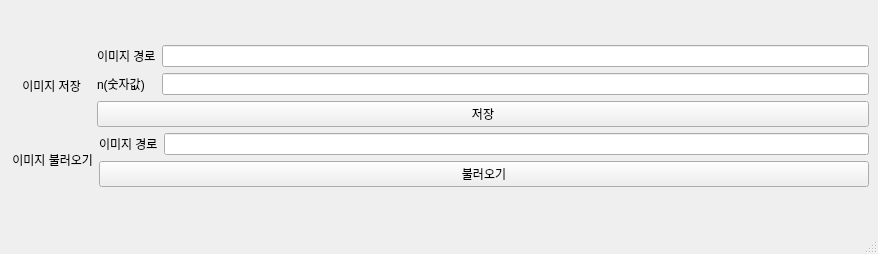
Old version of the form ui/mainform.ui in the repository flyahn06/clipboardImageManager.
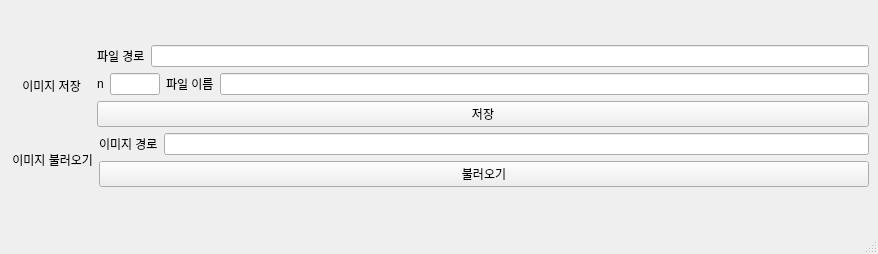
New version of the form.

Commit message:
디자인 마이너 수정
파일 이름을 입력받는 칸을 추가했습니다.

The edit to the form file:
```diff
--- a/ui/mainform.ui
+++ b/ui/mainform.ui
@@ -42,27 +42,52 @@
           </item>
           <item>
            <layout class="QVBoxLayout" name="verticalLayout_9">
+            <item>
+             <layout class="QVBoxLayout" name="verticalLayout">
+              <item>
+               <layout class="QGridLayout" name="gridLayout">
+                <item row="0" column="0">
+                 <widget class="QLabel" name="info_save_imagepath_lb">
+                  <property name="text">
+                   <string>파일 경로</string>
+                  </property>
+                 </widget>
+                </item>
+                <item row="0" column="1">
+                 <widget class="QLineEdit" name="save_imagepath_input"/>
+                </item>
+               </layout>
+              </item>
+             </layout>
+            </item>
             <item>
              <layout class="QGridLayout" name="gridLayout_2">
+              <item row="0" column="1">
+               <widget class="QLineEdit" name="save_n_input">
+                <property name="maximumSize">
+                 <size>
+                  <width>50</width>
+                  <height>100</height>
+                 </size>
+                </property>
+               </widget>
+              </item>
+              <item row="0" column="2">
+               <widget class="QLabel" name="info_save_filename_lb">
+                <property name="text">
+                 <string>파일 이름</string>
+                </property>
+               </widget>
+              </item>
               <item row="0" column="0">
-               <widget class="QLabel" name="info_save_imagepath_lb">
-                <property name="text">
-                 <string>이미지 경로</string>
-                </property>
-               </widget>
-              </item>
-              <item row="1" column="0">
                <widget class="QLabel" name="info_save_n_lb">
                 <property name="text">
-                 <string>n(숫자값)</string>
+                 <string>n</string>
                 </property>
                </widget>
               </item>
-              <item row="0" column="1">
-               <widget class="QLineEdit" name="save_imagepath_input"/>
-              </item>
-              <item row="1" column="1">
-               <widget class="QLineEdit" name="save_n_input"/>
+              <item row="0" column="3">
+               <widget class="QLineEdit" name="save_filename_input"/>
               </item>
              </layout>
             </item>
```
The commit also changes 1 other file.
